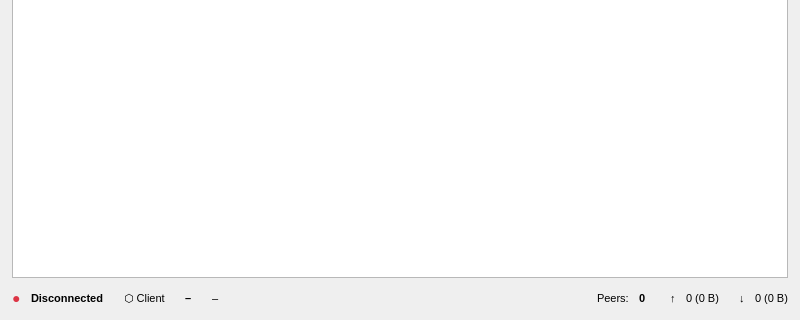
Above: hsync_desktop/ui/main_window.ui from albertsdk/hsync-desktop before the change; both pictures show x 0 to 800 and y 280 to 600 of the 800 by 600 pixel window. Below: the same form after it.
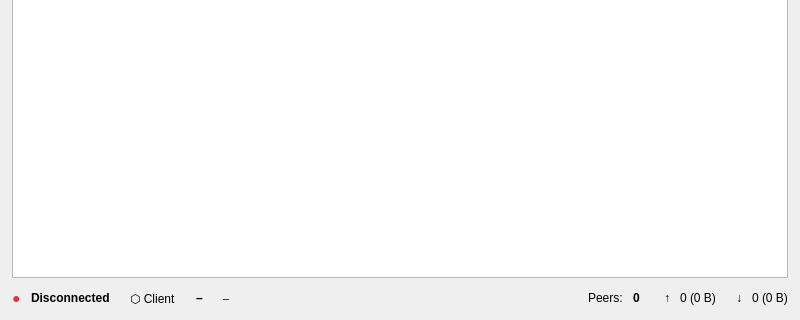
That is the form after the change.

What changed in the file:
```diff
--- a/hsync_desktop/ui/main_window.ui
+++ b/hsync_desktop/ui/main_window.ui
@@ -193,7 +193,7 @@
       <item>
        <widget class="QLabel" name="statusLabel">
         <property name="styleSheet">
-         <string>font-weight: bold; font-size: 11px;</string>
+         <string notr="true">font-weight: bold; font-size: 12px;</string>
         </property>
         <property name="text">
          <string>Disconnected</string>
@@ -219,7 +219,7 @@
       <item>
        <widget class="QLabel" name="roleLabel">
         <property name="styleSheet">
-         <string>font-size: 11px;</string>
+         <string notr="true">font-size: 12px;</string>
         </property>
         <property name="text">
          <string>⬡ Client</string>
@@ -245,7 +245,7 @@
       <item>
        <widget class="QLabel" name="bucketLabel">
         <property name="styleSheet">
-         <string>font-weight: bold; font-size: 11px;</string>
+         <string notr="true">font-weight: bold; font-size: 12px;</string>
         </property>
         <property name="text">
          <string>–</string>
@@ -297,7 +297,7 @@
       <item>
        <widget class="QLabel" name="lblPeers">
         <property name="styleSheet">
-         <string>font-size: 11px;</string>
+         <string notr="true">font-size: 12px;</string>
         </property>
         <property name="text">
          <string>Peers:</string>
@@ -307,7 +307,7 @@
       <item>
        <widget class="QLabel" name="peersLabel">
         <property name="styleSheet">
-         <string>font-weight: bold; font-size: 11px;</string>
+         <string notr="true">font-weight: bold; font-size: 12px;</string>
         </property>
         <property name="text">
          <string>0</string>
@@ -333,7 +333,7 @@
       <item>
        <widget class="QLabel" name="lblSent">
         <property name="styleSheet">
-         <string>font-size: 11px;</string>
+         <string notr="true">font-size: 12px;</string>
         </property>
         <property name="text">
          <string>↑</string>
@@ -343,7 +343,7 @@
       <item>
        <widget class="QLabel" name="sentLabel">
         <property name="styleSheet">
-         <string>font-size: 11px;</string>
+         <string notr="true">font-size: 12px;</string>
         </property>
         <property name="text">
          <string>0 (0 B)</string>
@@ -369,7 +369,7 @@
       <item>
        <widget class="QLabel" name="lblRecv">
         <property name="styleSheet">
-         <string>font-size: 11px;</string>
+         <string notr="true">font-size: 12px;</string>
         </property>
         <property name="text">
          <string>↓</string>
@@ -379,7 +379,7 @@
       <item>
        <widget class="QLabel" name="recvLabel">
         <property name="styleSheet">
-         <string>font-size: 11px;</string>
+         <string notr="true">font-size: 12px;</string>
         </property>
         <property name="text">
          <string>0 (0 B)</string>
```
